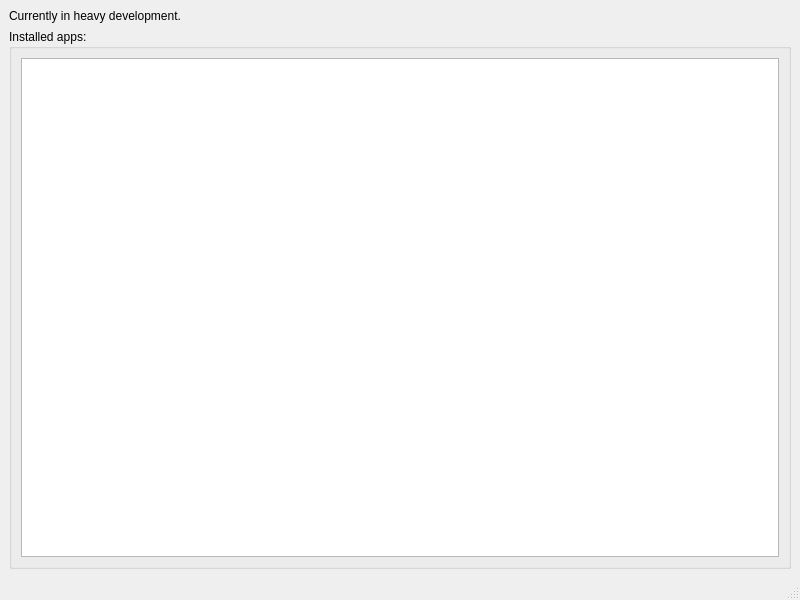
Old version of the form src/main_window.ui in the repository rfrench3/AppInstaller.
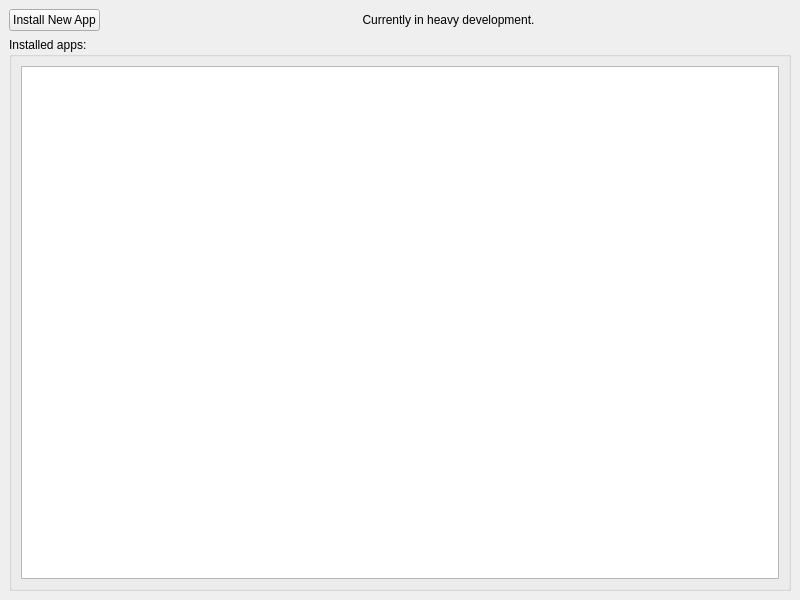
New version of the form.

Commit message: file selector now defaults to the user's Downloads folder and only allows selection of supported file types, remove older unused code

What changed in the file:
```diff
--- a/src/main_window.ui
+++ b/src/main_window.ui
@@ -16,6 +16,21 @@
   <widget class="QWidget" name="centralwidget">
    <layout class="QVBoxLayout" name="verticalLayout">
     <item>
+     <layout class="QHBoxLayout" name="horizontalLayout">
+      <item>
+       <widget class="QPushButton" name="install_new_app">
+        <property name="sizePolicy">
+         <sizepolicy hsizetype="Maximum" vsizetype="Fixed">
+          <horstretch>0</horstretch>
+          <verstretch>0</verstretch>
+         </sizepolicy>
+        </property>
+        <property name="text">
+         <string>Install New App</string>
+        </property>
+       </widget>
+      </item>
+      <item>
      <widget class="QLabel" name="label">
       <property name="sizePolicy">
        <sizepolicy hsizetype="Minimum" vsizetype="Maximum">
@@ -26,11 +41,16 @@
       <property name="text">
        <string>&lt;html&gt;&lt;head/&gt;&lt;body&gt;&lt;p&gt;Currently in heavy development.&lt;/p&gt;&lt;/body&gt;&lt;/html&gt;</string>
       </property>
+        <property name="alignment">
+         <set>Qt::AlignmentFlag::AlignCenter</set>
+        </property>
       <property name="wordWrap">
        <bool>true</bool>
       </property>
      </widget>
     </item>
+     </layout>
+    </item>
     <item>
      <widget class="QGroupBox" name="groupBox_2">
       <property name="title">
@@ -45,7 +65,6 @@
     </item>
    </layout>
   </widget>
-  <widget class="QStatusBar" name="statusbar"/>
   <action name="actionentry_A">
    <property name="text">
     <string>entry A</string>
```
Lines whose indentation alone changed are shown as unchanged. The commit also changes 1 other file.
